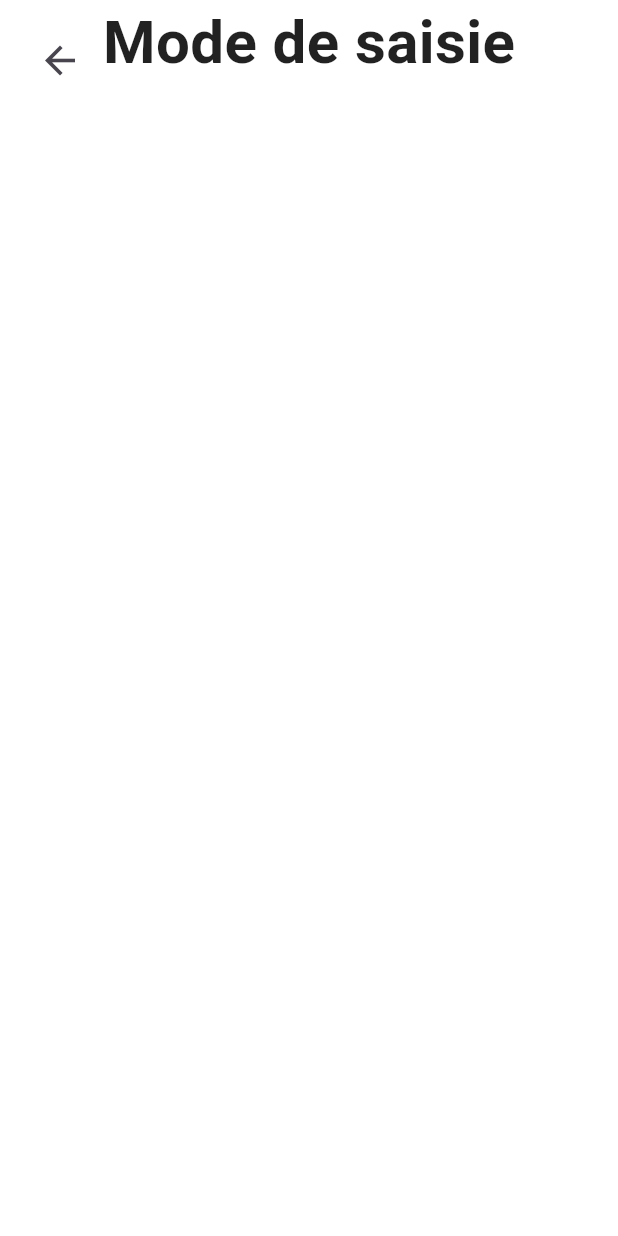
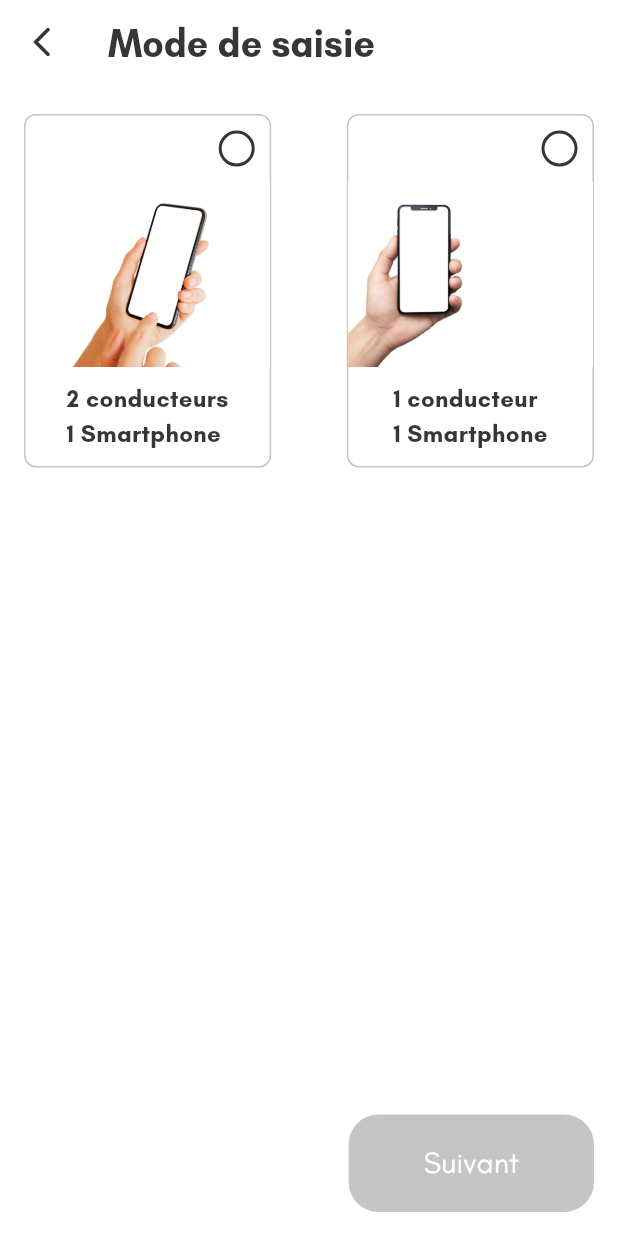
Before and after one commit to Maram172003/constatn, a Flutter app: the DashboardView screen opened directly, after a tap on "Démarrer le constat", on a phone screen of 412 x 824 dp. Run offline on Flutter 3.47's test engine with Material 3 defaults, Android fonts, the phone set to English and light mode, and no system bars; our stand-ins replace get_it, injectable.

Commit message:
add: start report view

```diff
--- a/lib/menu/dashboard_view.dart
+++ b/lib/menu/dashboard_view.dart
@@ -1,6 +1,6 @@
 import 'package:constatn/shared/constants/app_constants.dart';
 import 'package:constatn/shared/values/app_colors.dart';
-import 'package:constatn/start_report_view.dart';
+import 'package:constatn/menu/report/views/start_report_view.dart';
 import 'package:flutter/material.dart';
 
 class DashboardView extends StatelessWidget {
@@ -46,7 +46,7 @@ class DashboardView extends StatelessWidget {
                       Navigator.push(
                         context,
                         MaterialPageRoute(
-                          builder: (context) => const User(),
+                          builder: (context) => const StartReportView(),
                         ),
                       );
                     },
--- /dev/null
+++ b/lib/menu/report/managers/report_manager.dart
@@ -0,0 +1,11 @@
+import 'package:constatn/menu/report/utils/enums/input_mode_type.dart';
+import 'package:injectable/injectable.dart';
+
+@lazySingleton
+class ReportManager {
+  InputModeType? inputModeType;
+
+  void clear() {
+    inputModeType = null;
+  }
+}
--- /dev/null
+++ b/lib/menu/report/utils/enums/input_mode_type.dart
@@ -0,0 +1,5 @@
+enum InputModeType {
+  oneDriverOneSmartphone,
+  twoDriversTwoSmartphones,
+  twoDriversOneSmartphone,
+}
--- /dev/null
+++ b/lib/menu/report/views/start_report_view.dart
@@ -0,0 +1,142 @@
+import 'package:constatn/menu/report/managers/report_manager.dart';
+import 'package:constatn/menu/report/utils/enums/input_mode_type.dart';
+import 'package:constatn/menu/report/views/adding_witnesses_view.dart';
+import 'package:constatn/menu/report/widgets/input_mode_widget.dart';
+import 'package:constatn/shared/constants/app_constants.dart';
+import 'package:constatn/shared/dependency_injection/app_component.dart';
+import 'package:constatn/shared/values/app_colors.dart';
+import 'package:flutter/material.dart';
+
+class StartReportView extends StatefulWidget {
+  const StartReportView({super.key});
+
+  @override
+  State<StartReportView> createState() => _StartReportViewState();
+}
+
+class _StartReportViewState extends State<StartReportView> {
+  late ReportManager reportManager;
+  InputModeType? selectedInputMode;
+
+  @override
+  void didChangeDependencies() {
+    super.didChangeDependencies();
+    reportManager = locator<ReportManager>();
+    selectedInputMode = reportManager.inputModeType;
+  }
+
+  @override
+  Widget build(BuildContext context) {
+    return PopScope(
+      onPopInvokedWithResult: (_, __) {
+        reportManager.clear();
+      },
+      child: SafeArea(
+        child: Scaffold(
+          backgroundColor: Colors.white,
+          appBar: AppBar(
+            backgroundColor: Colors.white,
+            leading: IconButton(
+              icon: Icon(
+                Icons.arrow_back_ios_new_rounded,
+                color: secondaryColor,
+              ),
+              onPressed: () {
+                Navigator.of(context).pop();
+              },
+            ),
+            title: Text(
+              'Mode de saisie',
+              style: TextStyle(
+                fontFamily: kGlacialStyle,
+                color: secondaryColor,
+                fontWeight: FontWeight.w600,
+                fontSize: 25,
+              ),
+            ),
+          ),
+          body: Padding(
+            padding: EdgeInsets.symmetric(
+              horizontal: 16,
+            ).copyWith(
+              top: 20,
+            ),
+            child: Column(
+              mainAxisAlignment: MainAxisAlignment.start,
+              crossAxisAlignment: CrossAxisAlignment.start,
+              children: [
+                Row(
+                  mainAxisAlignment: MainAxisAlignment.spaceBetween,
+                  children: [
+                    InputModeWidget(
+                      inputModeIllustration:
+                          'assets/images/two_drivers_one_smartphone.jpg',
+                      isEnabled: selectedInputMode ==
+                          InputModeType.twoDriversOneSmartphone,
+                      description: '2 conducteurs\n1 Smartphone',
+                      onChecked: (bool value) {
+                        setState(() {
+                          selectedInputMode = value
+                              ? InputModeType.twoDriversOneSmartphone
+                              : null;
+                        });
+                      },
+                    ),
+                    InputModeWidget(
+                      inputModeIllustration:
+                          'assets/images/one_driver_one_smartphone.jpg',
+                      isEnabled: selectedInputMode ==
+                          InputModeType.oneDriverOneSmartphone,
+                      description: '1 conducteur\n1 Smartphone',
+                      onChecked: (bool value) {
+                        setState(() {
+                          selectedInputMode = value
+                              ? InputModeType.oneDriverOneSmartphone
+                              : null;
+                        });
+                      },
+                    ),
+                  ],
+                ),
+              ],
+            ),
+          ),
+          floatingActionButton: ElevatedButton(
+            onPressed: selectedInputMode != null
+                ? () {
+                    reportManager.inputModeType = selectedInputMode;
+                    Navigator.push(
+                      context,
+                      MaterialPageRoute(
+                        builder: (context) => const AddingWitnessesView(),
+                      ),
+                    );
+                  }
+                : null,
+            style: ElevatedButton.styleFrom(
+              backgroundColor: primaryColor,
+              shape: RoundedRectangleBorder(
+                borderRadius: BorderRadius.circular(20),
+              ),
+              disabledBackgroundColor: secondaryColor.shade200,
+              padding: const EdgeInsets.symmetric(
+                horizontal: 50,
+                vertical: 18,
+              ),
+            ),
+            child: Text(
+              "Suivant",
+              style: TextStyle(
+                fontFamily: kGlacialStyle,
+                fontSize: 20,
+                fontWeight: FontWeight.w500,
+                color: Colors.white,
+              ),
+            ),
+          ),
+          floatingActionButtonLocation: FloatingActionButtonLocation.endFloat,
+        ),
+      ),
+    );
+  }
+}
--- /dev/null
+++ b/lib/menu/report/widgets/input_mode_widget.dart
@@ -0,0 +1,77 @@
+import 'package:constatn/shared/constants/app_constants.dart';
+import 'package:constatn/shared/values/app_colors.dart';
+import 'package:constatn/shared/widgets/circular_check_box_widget.dart';
+import 'package:flutter/material.dart';
+
+class InputModeWidget extends StatelessWidget {
+  const InputModeWidget({
+    required this.inputModeIllustration,
+    required this.isEnabled,
+    required this.description,
+    required this.onChecked,
+    super.key,
+  });
+
+  final String inputModeIllustration;
+  final bool isEnabled;
+  final String description;
+  final ValueChanged<bool> onChecked;
+
+  @override
+  Widget build(BuildContext context) {
+    return Container(
+      width: MediaQuery.of(context).size.width * .4,
+      decoration: BoxDecoration(
+        border: Border.all(
+          color: secondaryColor.shade200,
+          width: 1,
+        ),
+        borderRadius: BorderRadius.all(
+          Radius.circular(8),
+        ),
+      ),
+      child: Column(
+        children: [
+          Padding(
+            padding: const EdgeInsets.all(
+              10,
+            ),
+            child: Row(
+              mainAxisAlignment: MainAxisAlignment.end,
+              children: [
+                CircularCheckboxWidget(
+                  value: isEnabled,
+                  onChanged: onChecked,
+                ),
+              ],
+            ),
+          ),
+          Padding(
+            padding: const EdgeInsets.only(
+              bottom: 10,
+            ),
+            child: Image.asset(
+              inputModeIllustration,
+              height: MediaQuery.of(context).size.height * .15,
+              fit: BoxFit.cover,
+            ),
+          ),
+          Padding(
+            padding: const EdgeInsets.only(
+              bottom: 10,
+            ),
+            child: Text(
+              description,
+              style: TextStyle(
+                fontFamily: kGlacialStyle,
+                color: secondaryColor,
+                fontWeight: FontWeight.w600,
+                fontSize: 16,
+              ),
+            ),
+          )
+        ],
+      ),
+    );
+  }
+}
--- /dev/null
+++ b/lib/shared/dependency_injection/app_component.dart
@@ -0,0 +1,10 @@
+import 'package:constatn/shared/dependency_injection/app_component.config.dart';
+import 'package:get_it/get_it.dart';
+import 'package:injectable/injectable.dart';
+
+final GetIt locator = GetIt.I;
+
+@InjectableInit(
+  preferRelativeImports: false,
+)
+Future<void> initAppComponentLocator() async => locator.init();
--- /dev/null
+++ b/lib/shared/widgets/circular_check_box_widget.dart
@@ -0,0 +1,46 @@
+import 'package:constatn/shared/values/app_colors.dart';
+import 'package:flutter/material.dart';
+
+class CircularCheckboxWidget extends StatefulWidget {
+  final bool value;
+  final ValueChanged<bool> onChanged;
+
+  const CircularCheckboxWidget({
+    super.key,
+    required this.value,
+    required this.onChanged,
+  });
+
+  @override
+  State<CircularCheckboxWidget> createState() => _CircularCheckboxWidgetState();
+}
+
+class _CircularCheckboxWidgetState extends State<CircularCheckboxWidget> {
+  @override
+  Widget build(BuildContext context) {
+    return GestureDetector(
+      onTap: () {
+        widget.onChanged(!widget.value);
+      },
+      child: Container(
+        width: 24,
+        height: 24,
+        decoration: BoxDecoration(
+          shape: BoxShape.circle,
+          border: Border.all(
+            color: widget.value ? primaryColor : secondaryColor,
+            width: 2,
+          ),
+          color: widget.value ? primaryColor : Colors.transparent,
+        ),
+        child: widget.value
+            ? const Icon(
+                Icons.check,
+                size: 16,
+                color: Colors.white,
+              )
+            : null,
+      ),
+    );
+  }
+}
--- a/lib/start_report_view.dart
+++ /dev/null
@@ -1,43 +0,0 @@
-import 'package:flutter/material.dart';
-
-class User extends StatelessWidget {
-  const User({super.key});
-
-  @override
-  Widget build(BuildContext context) {
-    return SafeArea(
-      child: Scaffold(
-        backgroundColor: Colors.white,
-        body: Stack(
-          children: [
-            Positioned(
-              top: 16,
-              left: 16,
-              child: IconButton(
-                icon: const Icon(Icons.arrow_back, size: 30),
-                onPressed: () {
-                  Navigator.pop(context);
-                },
-              ),
-            ),
-            Center(
-              child: Column(
-                crossAxisAlignment: CrossAxisAlignment.start,
-                children: [
-                  Text(
-                    "Mode de saisie",
-                    style: TextStyle(
-                      fontSize: 40,
-                      fontWeight: FontWeight.bold,
-                      color: Colors.black87, // you can tweak this too
-                    ),
-                  ),
-                ],
-              ),
-            )
-          ],
-        ),
-      ),
-    );
-  }
-}
--- a/pubspec.yaml
+++ b/pubspec.yaml
@@ -34,10 +34,15 @@ dependencies:
   # The following adds the Cupertino Icons font to your application.
   # Use with the CupertinoIcons class for iOS values icons.
   cupertino_icons: ^1.0.8
+  #di_pubs
+  get_it: ^8.0.3
+  injectable: ^2.5.0
 
 dev_dependencies:
   flutter_test:
     sdk: flutter
+  build_runner: ^2.4.15
+  injectable_generator: ^2.7.0
 
   # The "flutter_lints" package below contains a set of recommended lints to
   # encourage good coding practices. The lint set provided by the package is
```
Also changed, not shown: lib/main.dart (+6 -1 lines), lib/menu/report/views/adding_witnesses_view.dart (added, +110 -0 lines), lib/menu/report/widgets/add_new_witnesses_widget.dart (added, +79 -0 lines), assets/images/one_driver_one_smartphone.jpg (added), assets/images/two_drivers_one_smartphone.jpg (added), lib/shared/dependency_injection/app_component.config.dart (added), pubspec.lock.
